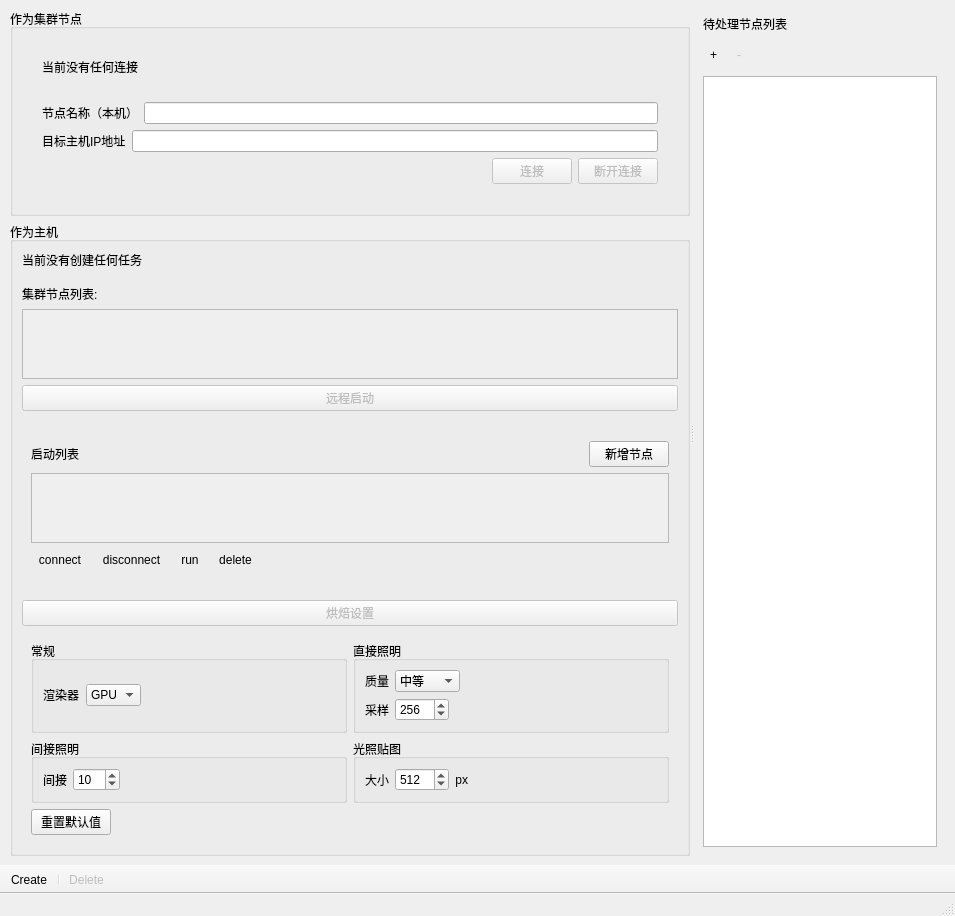
Circle1688/ClusterBaking, file ClusterBaking.ui: the form before one commit.
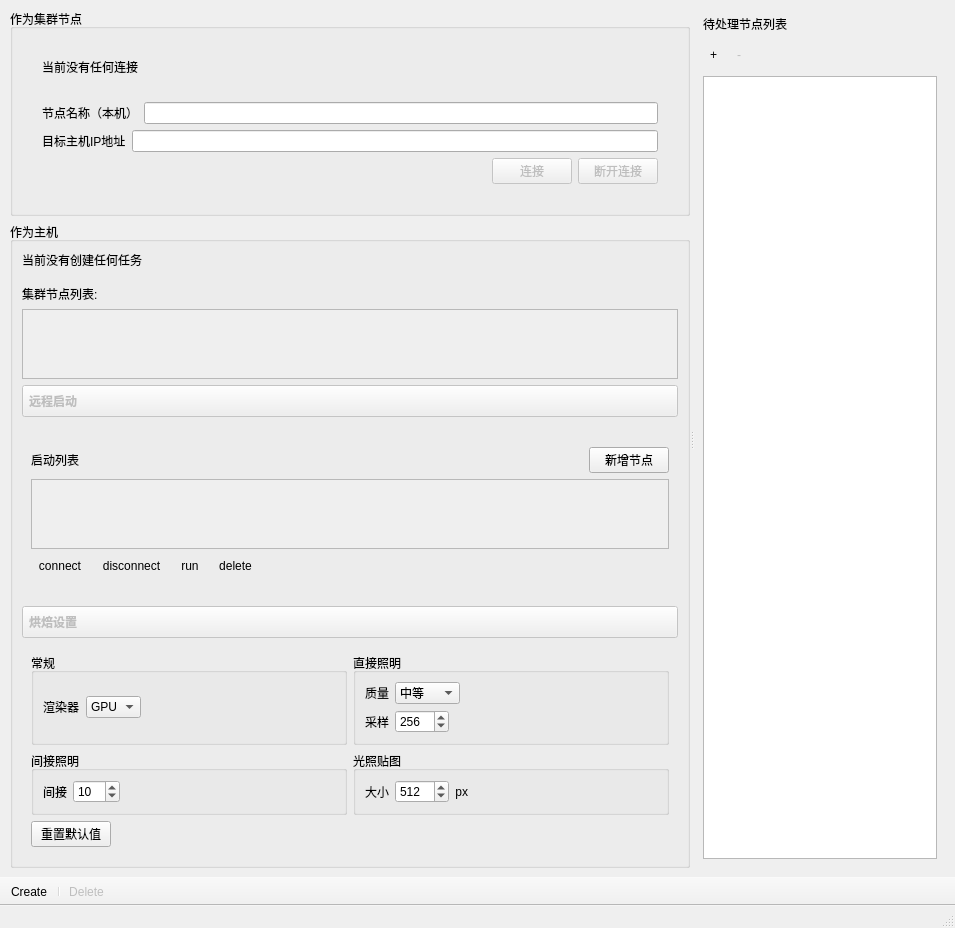
The form after the commit.

The edit to the form file:
```diff
--- a/ClusterBaking.ui
+++ b/ClusterBaking.ui
@@ -607,6 +607,16 @@
              <property name="enabled">
               <bool>false</bool>
              </property>
+             <property name="font">
+              <font>
+               <weight>75</weight>
+               <bold>true</bold>
+              </font>
+             </property>
+             <property name="styleSheet">
+              <string notr="true">text-align:left;
+padding: 6px;</string>
+             </property>
              <property name="text">
               <string>&#x70D8;&#x7119;&#x8BBE;&#x7F6E;</string>
              </property>
@@ -629,6 +639,16 @@
              <property name="enabled">
               <bool>false</bool>
              </property>
+             <property name="font">
+              <font>
+               <weight>75</weight>
+               <bold>true</bold>
+              </font>
+             </property>
+             <property name="styleSheet">
+              <string notr="true">text-align:left;
+padding: 6px;</string>
+             </property>
              <property name="text">
               <string>&#x8FDC;&#x7A0B;&#x542F;&#x52A8;</string>
              </property>
```
